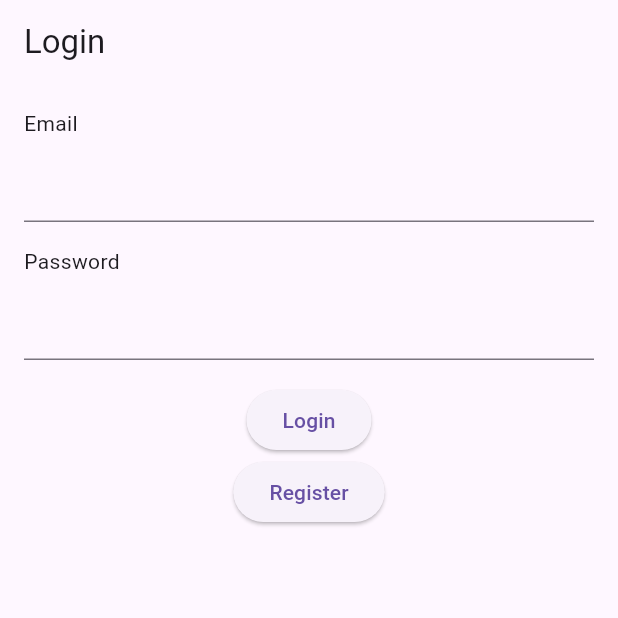
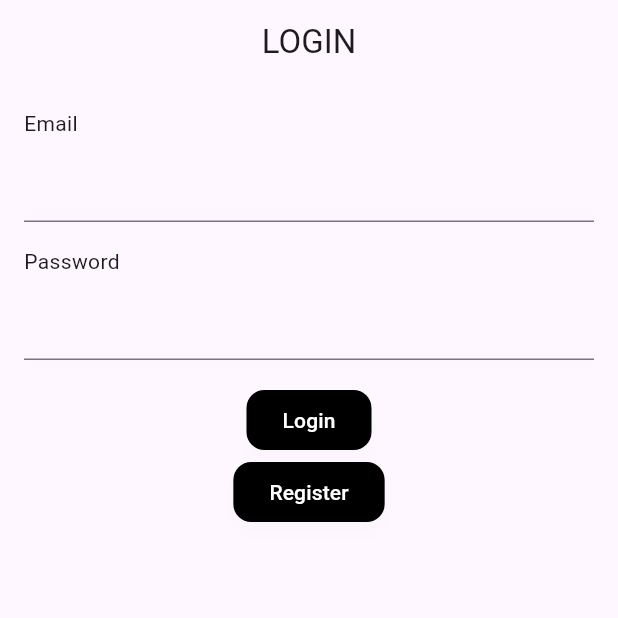
Before and after one commit to KIRINTING/my_app, a Flutter app: the screen it shows after launch, on a phone screen of 412 x 824 dp, the top half of it. Run offline on Flutter 3.47's test engine with Material 3 defaults, Android fonts, the phone set to English and light mode, and no system bars; our stand-ins replace cloud_firestore, firebase_auth, firebase_core, get; accounts and stored records are empty; generated files the repository leaves out were written again.

Commit message:
flutter_update_app

```diff
--- a/lib/controllers/todo_controller.dart
+++ b/lib/controllers/todo_controller.dart
@@ -9,18 +9,19 @@ class TodoController extends GetxController {
   StorageService storageService = StorageService();
   AuthController authController = Get.put(AuthController());
 
+
   @override
   Future<void> onInit() async {
     super.onInit();
     await fetchTodos(); // ดึงข้อมูลงานที่บันทึกไว้
   }
 
-  Future<void> addTodo(String title, String text) async {
+  Future<void> addTodo(String title, String subtitle) async {
     try {
       String? uid = authController.user.value?.uid;
       if (uid == null) return;
 
-      TodoModel newTodo = TodoModel(uid: uid, title: title);
+      TodoModel newTodo = TodoModel(uid: uid, title: title, subtitle: subtitle);
       String docId = await storageService.write(
         AppKey.todoList,
         newTodo.toJson(),
--- a/lib/models/todo_model.dart
+++ b/lib/models/todo_model.dart
@@ -2,23 +2,28 @@ class TodoModel {
   String uid;
   String docId;
   String title;
+  String subtitle;
   bool isCompleted;
 
   TodoModel({
     this.uid = '',
     this.docId = '',
     required this.title,
+    required this.subtitle,
     this.isCompleted = false,
   });
 
   TodoModel.fromJson(Map<String, dynamic> json)
       : title = json['title'],
+        subtitle = json['subtitle'],
         isCompleted = json['isCompleted'],
         uid = json['uid'],
         docId = json['docId'];
 
+
   Map<String, dynamic> toJson() => {
     'title': title,
+    'subtitle': subtitle,
     'isCompleted': isCompleted,
     'uid': uid,
     'docId': docId,
--- a/lib/views/login_view.dart
+++ b/lib/views/login_view.dart
@@ -16,7 +16,10 @@ class LoginView extends StatelessWidget {
   @override
   Widget build(BuildContext context) {
     return Scaffold(
-      appBar: AppBar(title: Text('Login')),
+      appBar: AppBar(
+        centerTitle: true,
+        title: Text('LOGIN'),
+        ),
       body: Container(
         padding: EdgeInsets.all(16),
         child: Column(
@@ -45,12 +48,50 @@ class LoginView extends StatelessWidget {
                 emailController.clear();
                 passwordController.clear();
               },
+              style: ElevatedButton.styleFrom(
+                backgroundColor: Colors.black,  // สีปกติของปุ่ม
+                foregroundColor: Colors.white,    // สีข้อความ
+                shadowColor: Colors.white10,      // เงาของปุ่ม
+                elevation: 4,                     // ยกปุ่มขึ้นให้ดูเด่น
+                shape: RoundedRectangleBorder(
+                  borderRadius: BorderRadius.circular(12), // ทำให้ขอบมน
+                ),
+              ).copyWith(
+                overlayColor: MaterialStateProperty.resolveWith((states) {
+                  if (states.contains(MaterialState.hovered)) {
+                    return Colors.blueAccent.withOpacity(0.2); // เปลี่ยนสีพื้นหลังเมื่อ hover
+                  }
+                  if (states.contains(MaterialState.pressed)) {
+                    return Colors.blueAccent.withOpacity(0.4); // เปลี่ยนสีเมื่อคลิก
+                  }
+                  return null;
+                }),
+              ),
               child: Text('Login'),
             ),
             ElevatedButton(
               onPressed: () {
                 Get.to(RegisterView());
               },
+              style: ElevatedButton.styleFrom(
+                backgroundColor: Colors.black,  // สีปกติของปุ่ม
+                foregroundColor: Colors.white,    // สีข้อความ
+                shadowColor: Colors.white10,      // เงาของปุ่ม
+                elevation: 4,                     // ยกปุ่มขึ้นให้ดูเด่น
+                shape: RoundedRectangleBorder(
+                  borderRadius: BorderRadius.circular(12), // ทำให้ขอบมน
+                ),
+              ).copyWith(
+                overlayColor: MaterialStateProperty.resolveWith((states) {
+                  if (states.contains(MaterialState.hovered)) {
+                    return Colors.blueAccent.withOpacity(0.2); // เปลี่ยนสีพื้นหลังเมื่อ hover
+                  }
+                  if (states.contains(MaterialState.pressed)) {
+                    return Colors.blueAccent.withOpacity(0.4); // เปลี่ยนสีเมื่อคลิก
+                  }
+                  return null;
+                }),
+              ),
               child: Text('Register'),
             ),
           ],
--- a/lib/views/register_view.dart
+++ b/lib/views/register_view.dart
@@ -5,6 +5,7 @@ import 'package:my_app/widgets/app_text_field.dart';
 
 // ignore: must_be_immutable
 class RegisterView extends StatelessWidget {
+  final usernameController = TextEditingController();
   final emailController = TextEditingController();
   final passwordController = TextEditingController();
   final confirmPasswordController = TextEditingController();
@@ -39,7 +40,8 @@ class RegisterView extends StatelessWidget {
                   Get.snackbar('Error', 'Password does not match');
                   return;
                 }
-                authController.register(emailController.text, passwordController.text);
+
+                authController.register(emailController.text, passwordController.text,);
                 emailController.clear();
                 passwordController.clear();
                 confirmPasswordController.clear();
```
Also changed, not shown: lib/controllers/auth_controller.dart (+13 -1 lines), lib/views/home_view.dart (+11 -2 lines), lib/widgets/todo_tile.dart (+7 -1 lines).
